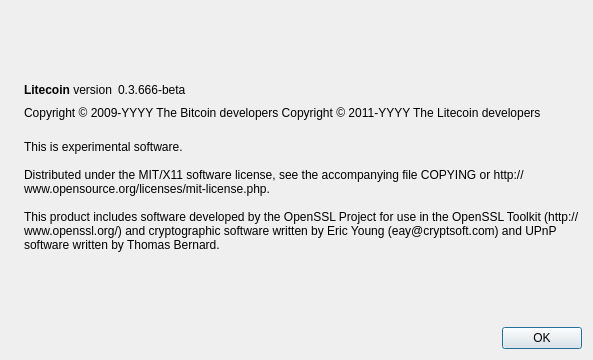
EuphoricCoin/Euphoric-Coin, file src/qt/forms/aboutdialog.ui: the form before one commit.
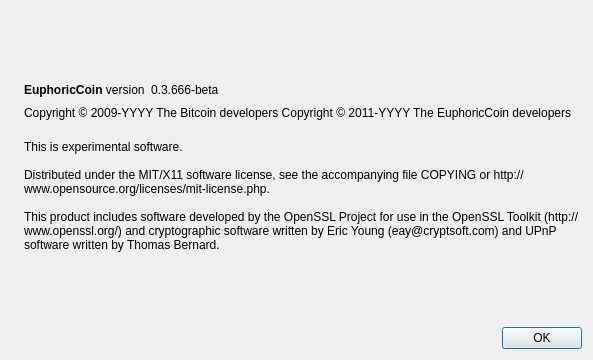
The form after the commit. Icons and pictures are not drawn.

Diff of the .ui file:
```diff
--- a/src/qt/forms/aboutdialog.ui
+++ b/src/qt/forms/aboutdialog.ui
@@ -50,7 +50,7 @@
           <cursorShape>IBeamCursor</cursorShape>
          </property>
          <property name="text">
-          <string>&lt;b&gt;Litecoin&lt;/b&gt; version</string>
+          <string>&lt;b&gt;EuphoricCoin&lt;/b&gt; version</string>
          </property>
          <property name="textInteractionFlags">
           <set>Qt::LinksAccessibleByMouse|Qt::TextSelectableByKeyboard|Qt::TextSelectableByMouse</set>
@@ -92,7 +92,7 @@
        </property>
        <property name="text">
         <string notr="true">Copyright &amp;copy; 2009-YYYY The Bitcoin developers
-Copyright &amp;copy; 2011-YYYY The Litecoin developers</string>
+Copyright &amp;copy; 2011-YYYY The EuphoricCoin developers</string>
        </property>
        <property name="textFormat">
         <enum>Qt::RichText</enum>
```
Left out of the diff: 2 changed lines with no effect on the pictures.
